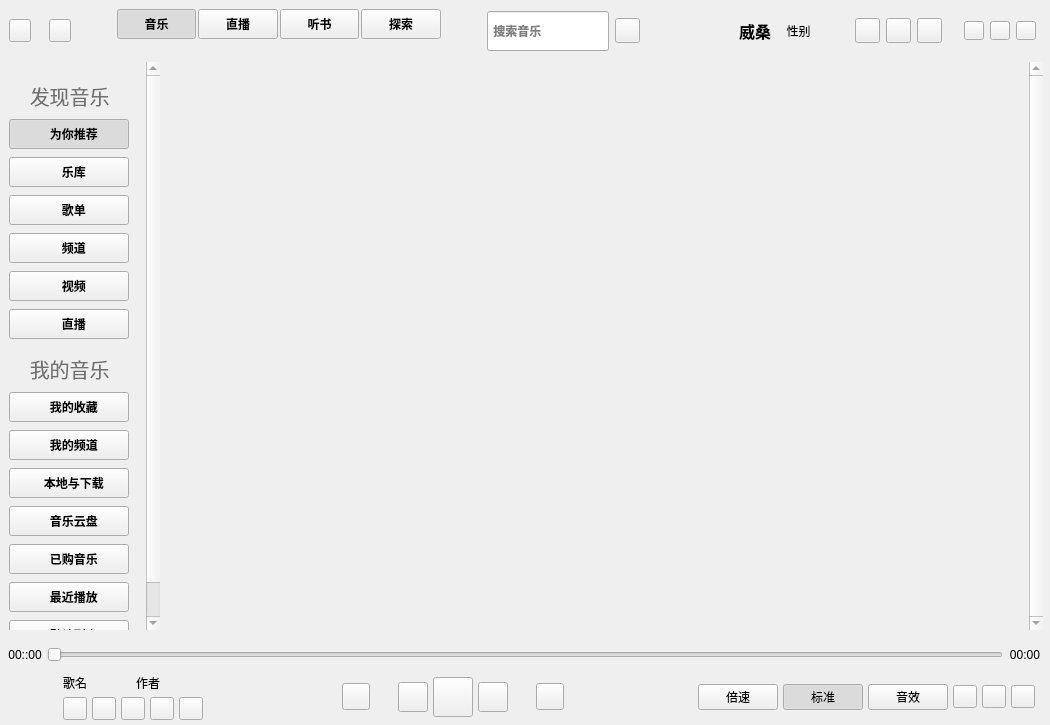
This is KuGouStart/KuGouApp.ui in a-mo-xi-wei/KuGouApp as Qt 5 draws it before an edit. The edited form follows.
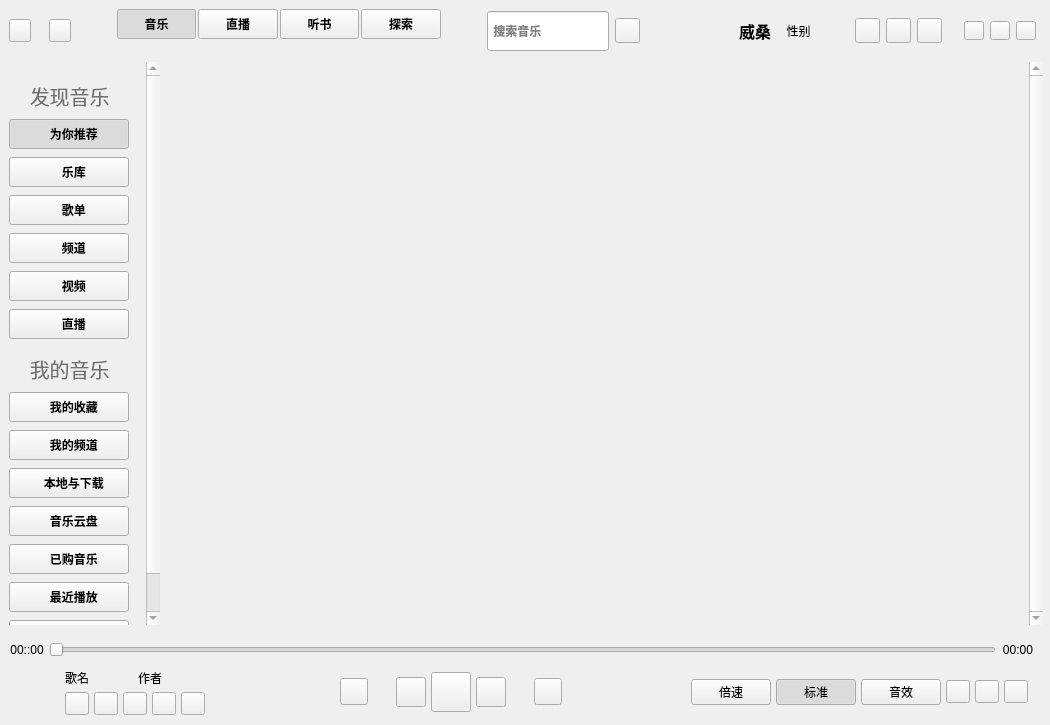
This is the edited form. Custom widgets are drawn as their Qt base class.

Commit message: 调整间距

```diff
--- a/KuGouStart/KuGouApp.ui
+++ b/KuGouStart/KuGouApp.ui
@@ -1250,7 +1250,7 @@
            <x>0</x>
            <y>0</y>
            <width>860</width>
-           <height>558</height>
+           <height>553</height>
           </rect>
          </property>
          <layout class="QHBoxLayout" name="horizontalLayout_4">
@@ -1287,16 +1287,16 @@
      </property>
      <layout class="QVBoxLayout" name="verticalLayout_6">
       <property name="leftMargin">
-       <number>5</number>
+       <number>7</number>
       </property>
       <property name="topMargin">
        <number>7</number>
       </property>
       <property name="rightMargin">
-       <number>0</number>
+       <number>7</number>
       </property>
       <property name="bottomMargin">
-       <number>0</number>
+       <number>5</number>
       </property>
       <item>
        <layout class="QHBoxLayout" name="processLayout">
```
